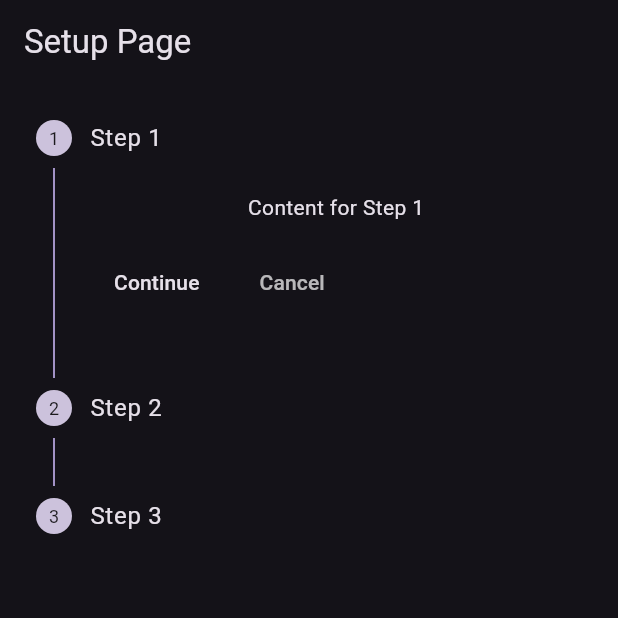
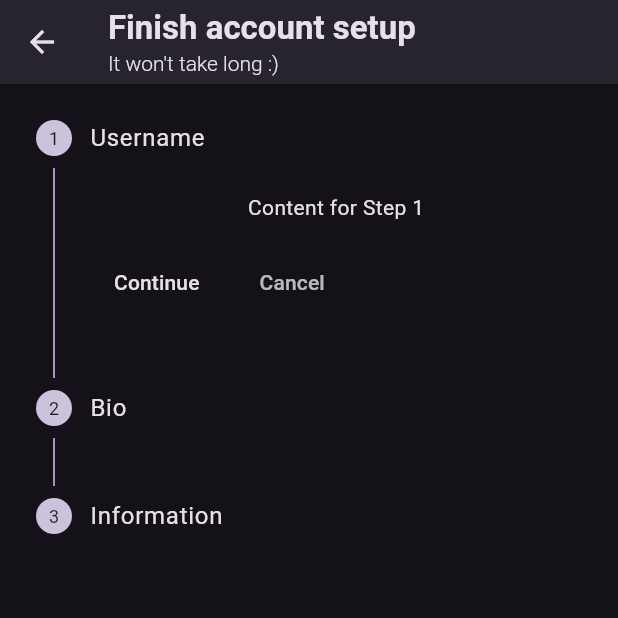
Before and after one commit to catpawzz/LWC, a Flutter app: the SetupPage screen opened directly, on a phone screen of 412 x 824 dp, the top half of it. Run offline on Flutter 3.47's test engine with Material 3 defaults, Android fonts, the phone set to English and light mode, and no system bars; our stand-ins replace appwrite, flutter_markdown, font_awesome_flutter, shared_preferences, vibration; missing offline and left inert: flutter_gravatar; accounts and stored records are empty; network calls fail.

Commit message:
refined account setup page

```diff
--- a/lib/auth/setup.dart
+++ b/lib/auth/setup.dart
@@ -1,4 +1,7 @@
 import 'package:flutter/material.dart';
+import 'package:flutter/services.dart';
+
+import '../inc/haptic.dart';
 
 void main() {
   runApp(MyApp());
@@ -25,20 +28,20 @@ class SetupPage extends StatefulWidget {
 class _SetupPageState extends State<SetupPage> {
   int _currentStep = 0;
 
-  List<Step> _steps = [
-    Step(
-      title: Text('Step 1'),
+  final List<Step> _steps = [
+    const Step(
+      title: Text('Username'),
       content: Text('Content for Step 1'),
       isActive: true,
     ),
-    Step(
-      title: Text('Step 2'),
+    const Step(
+      title: Text('Bio'),
       content: Text('Content for Step 2'),
       isActive: true,
     ),
-    Step(
-      title: Text('Step 3'),
-      content: Text('Content for Step 3'),
+    const Step(
+      title: Text('Information'),
+      content: Text("Your profile picture is fetched using Gravatar's API, they use your email to fetch your profile picture. I am in no way affiliated with Gravatar.\n\nUsing this app means you agree to the terms of service and privacy policy."),
       isActive: true,
     ),
   ];
@@ -47,7 +50,33 @@ class _SetupPageState extends State<SetupPage> {
   Widget build(BuildContext context) {
     return Scaffold(
       appBar: AppBar(
-        title: Text('Setup Page'),
+        title: const Column(
+          crossAxisAlignment: CrossAxisAlignment.start,
+          children: [
+            Text(
+              "Finish account setup",
+              style: TextStyle(fontWeight: FontWeight.bold),
+            ),
+            Text(
+              "It won't take long :)",
+              style:
+                  TextStyle(fontSize: 14.0, fontWeight: FontWeight.w300),
+            ),
+          ],
+        ),
+        backgroundColor: (Colors.deepPurple[100])
+            ?.withOpacity(0.1), // Adjust the opacity as needed
+        systemOverlayStyle: SystemUiOverlayStyle.light.copyWith(
+          statusBarColor: Colors.transparent,
+          statusBarIconBrightness: Brightness.light,
+        ),
+        leading: IconButton(
+          icon: const Icon(Icons.arrow_back),
+          onPressed: () {
+            vibrateSelection();
+            Navigator.of(context).pop();
+          },
+        ),
       ),
       body: Stepper(
         currentStep: _currentStep,
--- a/lib/main/nav.dart
+++ b/lib/main/nav.dart
@@ -4,6 +4,7 @@ import 'dart:async';
 import 'dart:convert';
 
 import 'package:appwrite/appwrite.dart';
+import 'package:cedu/auth/setup.dart';
 import 'package:cedu/dash/collections.dart';
 import 'package:cedu/dash/courses.dart';
 import 'package:cedu/dash/profile.dart';
@@ -26,14 +27,11 @@ void main() {
 
 // ignore: use_key_in_widget_constructors
 class BottomNavigation extends StatefulWidget {
-
   @override
   _BottomNavigationState createState() => _BottomNavigationState();
 }
 
 class _BottomNavigationState extends State<BottomNavigation> {
-
-
   late Account account;
   Client client = ApiClient().client;
   int _currentIndex = 0;
@@ -238,12 +236,17 @@ class _BottomNavigationState extends State<BottomNavigation> {
               child: InkWell(
                 onTap: () {
                   vibrateSelection();
+                  Navigator.pushReplacement(
+                    context,
+                    MaterialPageRoute(builder: (context) => SetupPage()),
+                  );
                 },
                 child: Padding(
                   padding: const EdgeInsets.all(10),
                   child: Row(
                     children: [
-                  const Icon(Icons.verified_user_rounded), // Add an icon on the left
+                      const Icon(Icons
+                          .verified_user_rounded), // Add an icon on the left
                       const SizedBox(
                           width:
                               10), // Add some space between the icon and the text
@@ -283,7 +286,8 @@ class _BottomNavigationState extends State<BottomNavigation> {
                   padding: const EdgeInsets.all(10),
                   child: Row(
                     children: [
-                  const Icon(Icons.warning_rounded), // Add an icon on the left
+                      const Icon(
+                          Icons.warning_rounded), // Add an icon on the left
                       const SizedBox(
                           width:
                               10), // Add some space between the icon and the text
@@ -309,7 +313,8 @@ class _BottomNavigationState extends State<BottomNavigation> {
           ),
           Expanded(
             child: Container(
-              constraints: const BoxConstraints(maxWidth: 800), // Set the max width here
+              constraints:
+                  const BoxConstraints(maxWidth: 800), // Set the max width here
               child: _pages[_currentIndex],
             ),
           ),
@@ -338,7 +343,7 @@ class _BottomNavigationState extends State<BottomNavigation> {
             label: 'Courses',
           ),
           NavigationDestination(
-            icon:              CircleAvatar(
+            icon: CircleAvatar(
               radius: 15,
               backgroundImage: NetworkImage(
                 Gravatar(usermail ?? 'guest@example.com').imageUrl(),
```
Lines whose indentation alone changed are shown as unchanged.
